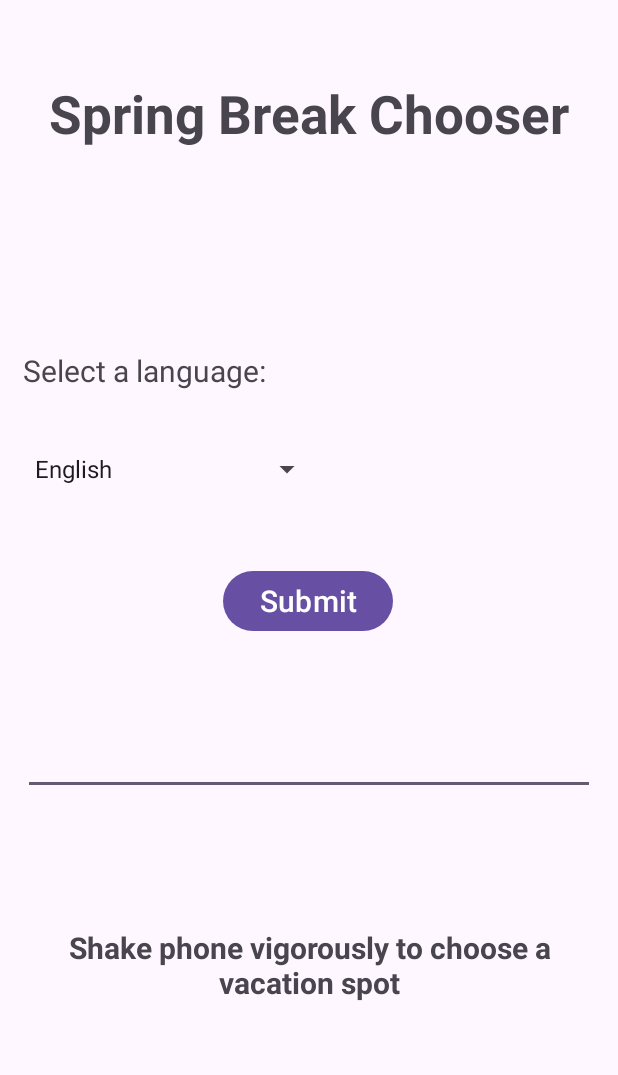
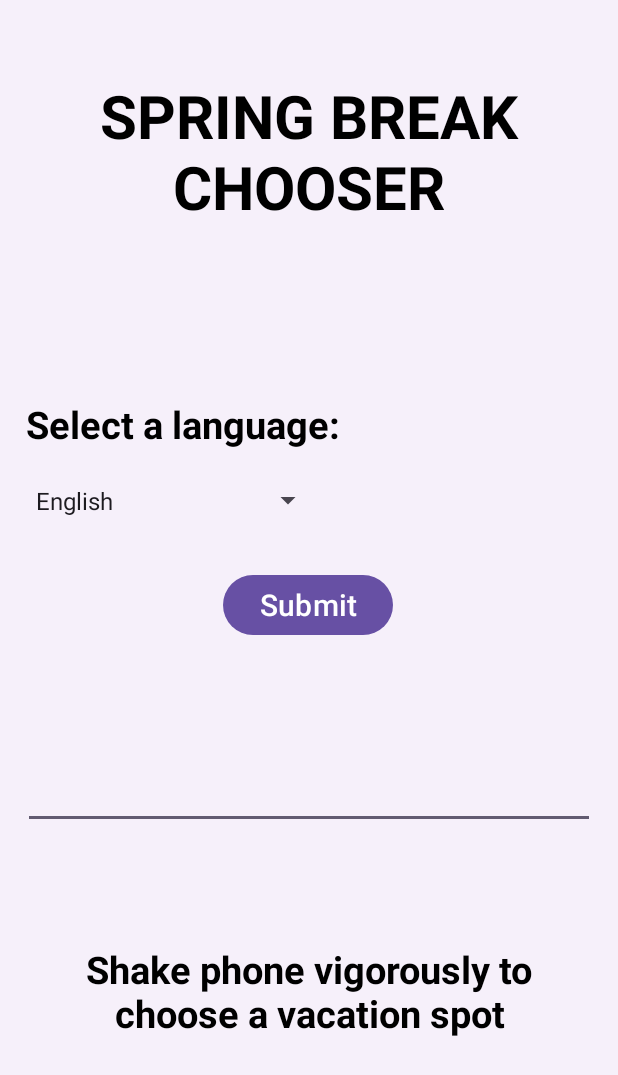
Before and after one commit to nktran3/Nicole-Tran---Spring-Break-Chooser, an Android app: the screen it shows after launch (MainActivity), on a phone screen of 412 x 824 dp. Shown: the top 1075 px of the screen. Run offline under Robolectric (Android 15) with nearby library versions, the phone set to English and light mode, and no system bars.

Commit message:
finished app

```diff
--- a/app/src/main/res/layout/activity_main.xml
+++ b/app/src/main/res/layout/activity_main.xml
@@ -5,7 +5,8 @@
     android:layout_width="match_parent"
     android:layout_height="match_parent"
     tools:context=".MainActivity"
-    android:padding="15dp">
+    android:padding="15dp"
+    android:background="#F6F0FA">
 
     <TextView
         android:id="@+id/title"
@@ -13,8 +14,10 @@
         android:layout_height="wrap_content"
         android:layout_marginTop="24dp"
         android:text="@string/app_title"
-        android:textSize="35dp"
+        android:textSize="40dp"
         android:textStyle="bold"
+        android:textColor="@color/black"
+        android:gravity="center"
         app:layout_constraintBottom_toTopOf="@+id/textView"
         app:layout_constraintEnd_toEndOf="parent"
         app:layout_constraintStart_toStartOf="parent"
@@ -25,31 +28,32 @@
         android:id="@+id/textView"
         android:layout_width="wrap_content"
         android:layout_height="wrap_content"
-        android:layout_marginBottom="40dp"
+        android:layout_marginBottom="16dp"
         android:text="@string/select_language"
-        android:textSize="20dp"
+        android:textColor="@color/black"
+        android:textSize="25dp"
+        android:textStyle="bold"
         app:layout_constraintBottom_toTopOf="@+id/languageSpinner"
         app:layout_constraintEnd_toEndOf="parent"
-        app:layout_constraintHorizontal_bias="0.0"
+        app:layout_constraintHorizontal_bias="0.011"
         app:layout_constraintStart_toStartOf="parent" />
 
     <Spinner
         android:id="@+id/languageSpinner"
         android:layout_width="200dp"
-        android:layout_height="wrap_content"
-        android:layout_marginBottom="52dp"
+        android:layout_height="35dp"
+        android:layout_marginBottom="28dp"
         android:entries="@array/languages"
-        android:textSize="30dp"
         app:layout_constraintBottom_toTopOf="@+id/submit_button"
         app:layout_constraintEnd_toEndOf="parent"
-        app:layout_constraintHorizontal_bias="0.0"
+        app:layout_constraintHorizontal_bias="0.005"
         app:layout_constraintStart_toStartOf="parent" />
 
     <Button
         android:id="@+id/submit_button"
         android:layout_width="wrap_content"
         android:layout_height="wrap_content"
-        android:layout_marginBottom="60dp"
+        android:layout_marginBottom="80dp"
         android:text="@string/submit_button"
         android:textSize="20dp"
         app:layout_constraintBottom_toTopOf="@+id/editTextPhrase"
@@ -61,7 +65,7 @@
         android:id="@+id/editTextPhrase"
         android:layout_width="match_parent"
         android:layout_height="wrap_content"
-        android:layout_marginBottom="88dp"
+        android:layout_marginBottom="76dp"
         app:layout_constraintBottom_toTopOf="@id/shake_text"
         app:layout_constraintEnd_toEndOf="parent"
         app:layout_constraintHorizontal_bias="1.0"
@@ -71,14 +75,15 @@
         android:id="@+id/shake_text"
         android:layout_width="wrap_content"
         android:layout_height="wrap_content"
-        android:layout_marginBottom="140dp"
+        android:layout_marginBottom="116dp"
         android:text="@string/shake"
-        android:textSize="20dp"
+        android:textAlignment="center"
+        android:textSize="25dp"
         android:textStyle="bold"
-        android:textAlignment="center"
+        android:textColor="@color/black"
         app:layout_constraintBottom_toBottomOf="parent"
         app:layout_constraintEnd_toEndOf="parent"
-        app:layout_constraintHorizontal_bias="0.038"
+        app:layout_constraintHorizontal_bias="0.0"
         app:layout_constraintStart_toStartOf="parent" />
 
 </androidx.constraintlayout.widget.ConstraintLayout>
--- a/app/src/main/res/values/strings.xml
+++ b/app/src/main/res/values/strings.xml
@@ -1,6 +1,6 @@
 <resources>
     <string name="app_name">Nicole Tran - Spring Break Chooser</string>
-    <string name="app_title">Spring Break Chooser</string>
+    <string name="app_title">SPRING BREAK CHOOSER</string>
     <string name="select_language">Select a language:</string>
     <string name="speech_prompt">Say a phrase in the language you selected</string>
     <string name="speech_not_supported">Speech not supported</string>
```
